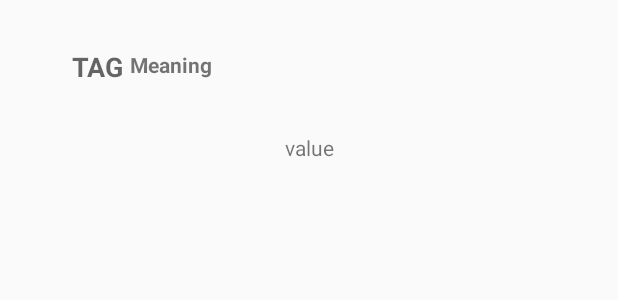
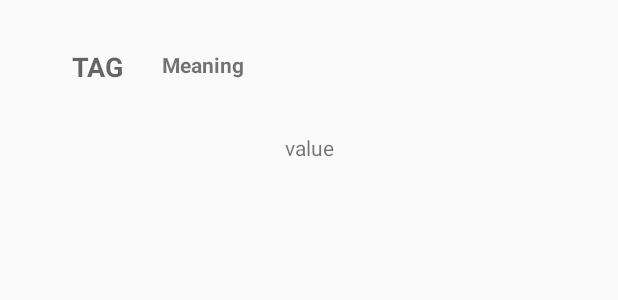
Before and after one commit to RoyMontoya/TlvDecoder, an Android app: the layout row_tlv.xml on its own in the app's theme, with its tools: preview values and no code run, on a phone screen of 412 x 824 dp. Shown: the top 300 px of the screen. Run offline under Robolectric (Android 15) with nearby library versions, the phone set to English and light mode, and no system bars.

Commit message:
fixed overlaping in row

```diff
--- a/app/src/main/java/com/example/roy/tvldecoder/utils/TlvDecoder.kt
+++ b/app/src/main/java/com/example/roy/tvldecoder/utils/TlvDecoder.kt
@@ -29,7 +29,6 @@ class TlvDecoder {
             }
             tlvList.add(tlv)
 
-
             if (stringToParse.length > 3) {
                 parseString(stringToParse)
             } else if (stringToParse.isNotEmpty()){
--- a/app/src/main/res/layout/row_tlv.xml
+++ b/app/src/main/res/layout/row_tlv.xml
@@ -7,7 +7,7 @@
 
     <TextView
         android:id="@+id/tv_tag"
-        android:layout_width="wrap_content"
+        android:layout_width="48dp"
         android:layout_height="wrap_content"
         android:layout_marginStart="32dp"
         android:layout_marginTop="16dp"
@@ -19,12 +19,13 @@
 
     <TextView
         android:id="@+id/tv_meaning"
-        android:layout_width="wrap_content"
+        android:layout_width="0dp"
         android:layout_height="19dp"
         android:layout_marginStart="4dp"
         android:text="Meaning"
+        android:textAppearance="@style/Base.TextAppearance.AppCompat.Small"
         android:textStyle="bold"
-        android:textAppearance="@style/Base.TextAppearance.AppCompat.Small"
+        android:paddingLeft="8dp"
         app:layout_constraintBottom_toBottomOf="parent"
         app:layout_constraintRight_toRightOf="parent"
         app:layout_constraintStart_toEndOf="@+id/tv_tag"
```
